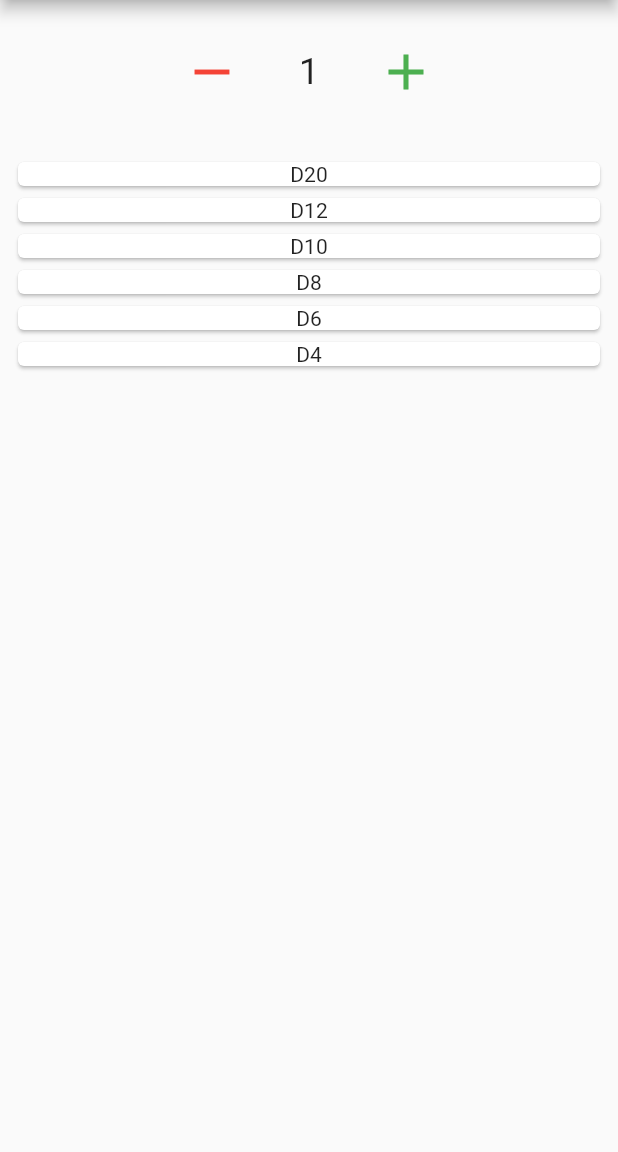
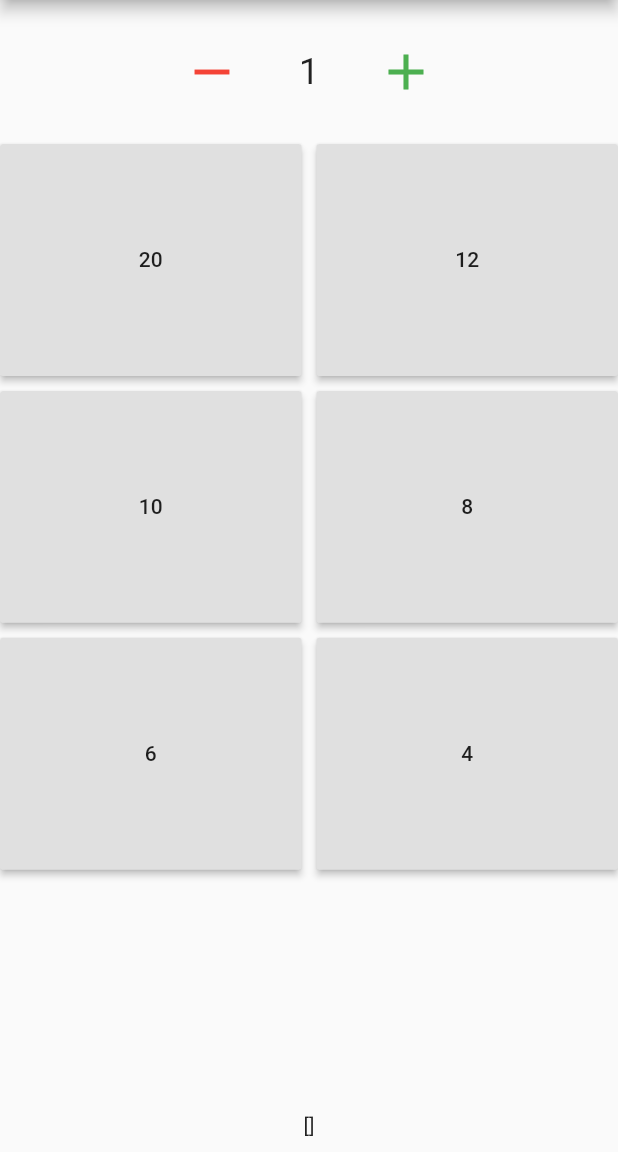
Before and after one commit to EVogel1999/High-Roller, a Flutter app: the screen it shows after launch, on a phone screen of 412 x 824 dp, the part 84-1236 px from its top. Run offline on Flutter 3.47's test engine with Material 2 defaults, Android fonts, the phone set to English and light mode, and no system bars; our stand-ins replace flare_flutter.

Commit message:
Add press method for dice buttons

```diff
--- a/high_roller/lib/main.dart
+++ b/high_roller/lib/main.dart
@@ -1,3 +1,5 @@
+import 'dart:math';
+
 import 'package:flutter/material.dart';
 import 'package:flare_flutter/flare_actor.dart';
 
@@ -11,7 +13,8 @@ class App extends StatefulWidget {
 }
 
 class _AppState extends State<App> {
-  List<String> _dice = ['D20', 'D12', 'D10', 'D8', 'D6', 'D4'];
+  List<int> _dice = [20, 12, 10, 8, 6, 4];
+  List<int> _rolls = [];
   int _diceRolled = 1;
 
   @override
@@ -35,10 +38,18 @@ class _AppState extends State<App> {
               margin: EdgeInsets.all(10.0),
               child: _getButtons()
           ),
-          Flexible(child: ListView(
-              padding: const EdgeInsets.all(8.0),
+          Flexible(child: GridView.count(
+              crossAxisCount: 2,
+              crossAxisSpacing: 10.0,
+              mainAxisSpacing: 10.0,
+              childAspectRatio: 1.3,
               children: _getDice()
-          ))
+          )),
+          Container(
+            alignment: Alignment.bottomCenter,
+            margin: EdgeInsets.all(10.0),
+            child: Text(_rolls.toString())
+          )
         ])
     ));
   }
@@ -93,11 +104,20 @@ class _AppState extends State<App> {
   List<Widget> _getDice() {
     List<Widget> result = [];
     _dice.forEach((element) {
-      result.add(Card(child: Column(
-        children: [
-          Text(element)
-        ],
-      )));
+      result.add(
+          RaisedButton(
+            child: Text(element.toString()),
+            onPressed: (){
+              _rolls = [];
+              Random r = Random();
+              setState(() {
+                for (int i = 0; i < _diceRolled; i++) {
+                  _rolls.add(r.nextInt(element) + 1);
+                }
+              });
+            },
+          )
+      );
     });
     return result;
   }
```
Also changed, not shown: high_roller/assets/d20.png (added).
